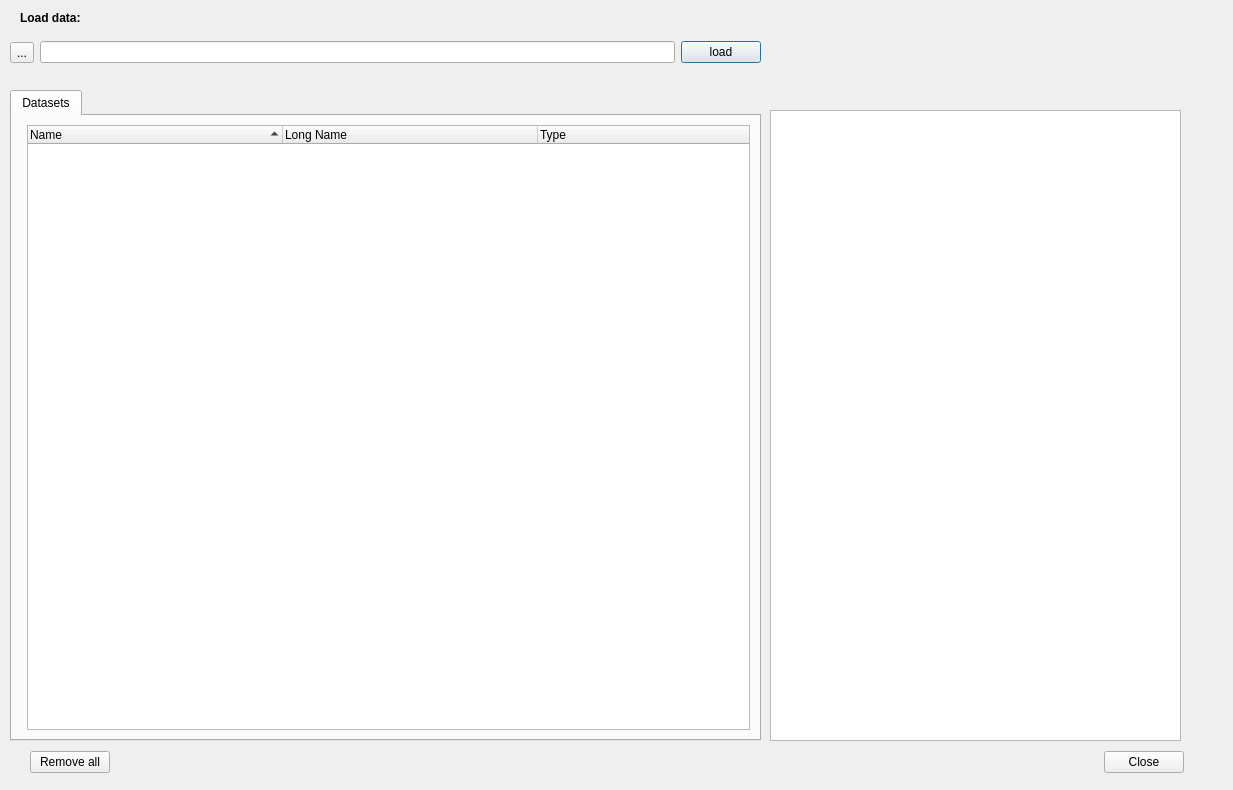
Before: the Qt Designer form netCDFVisualizer.ui in EBVcube/EBVCubeVisualizer, drawn with Qt 5.
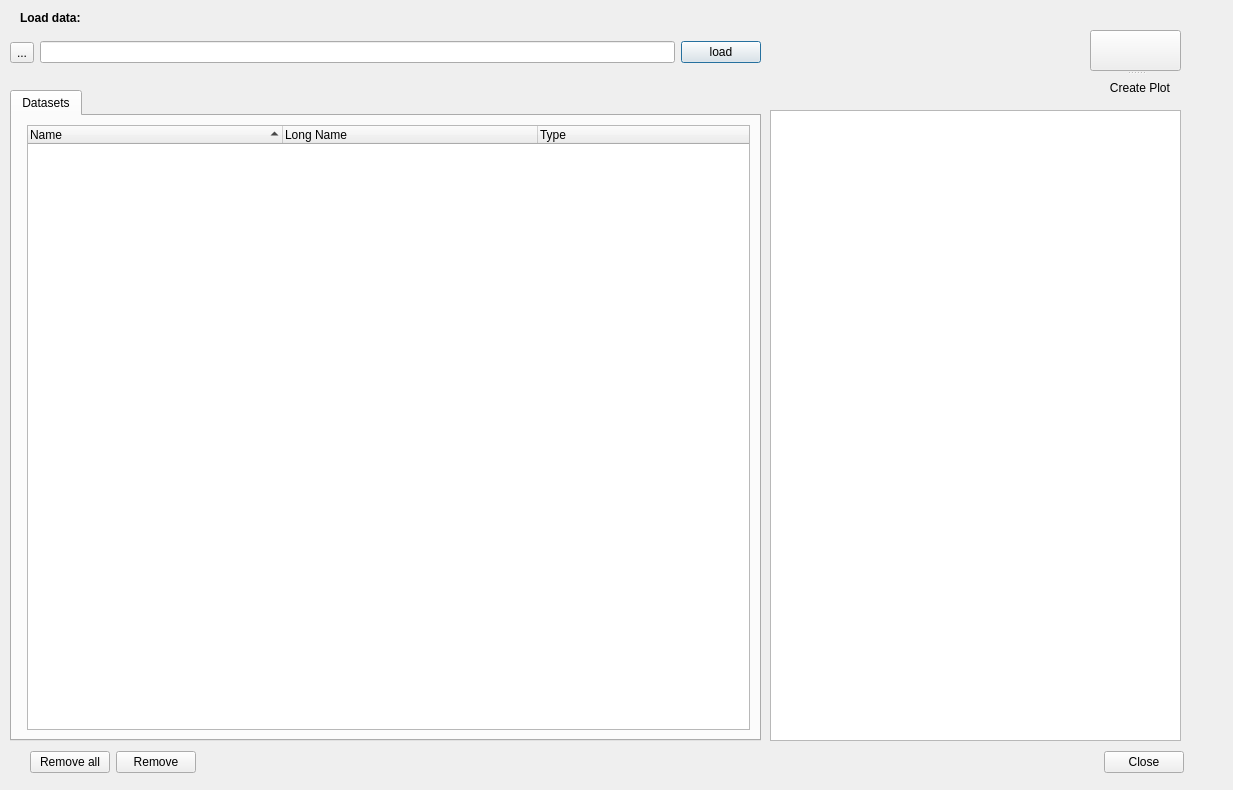
After: the same form once the commit is applied.

Commit message: button remove and generate Plot has been created

```diff
--- a/netCDFVisualizer.ui
+++ b/netCDFVisualizer.ui
@@ -183,7 +183,7 @@
     </item>
    </layout>
   </widget>
-  <widget class="QWidget" name="">
+  <widget class="QWidget" name="layoutWidget">
    <property name="geometry">
     <rect>
      <x>30</x>
@@ -200,6 +200,13 @@
       </property>
      </widget>
     </item>
+    <item>
+     <widget class="QPushButton" name="btn_remove_sel">
+      <property name="text">
+       <string>Remove</string>
+      </property>
+     </widget>
+    </item>
     <item>
      <spacer name="horizontalSpacer_3">
       <property name="orientation">
@@ -215,6 +222,29 @@
     </item>
    </layout>
   </widget>
+  <widget class="QSplitter" name="splitter">
+   <property name="geometry">
+    <rect>
+     <x>1090</x>
+     <y>30</y>
+     <width>91</width>
+     <height>71</height>
+    </rect>
+   </property>
+   <property name="orientation">
+    <enum>Qt::Vertical</enum>
+   </property>
+   <widget class="QPushButton" name="btn_plot">
+    <property name="text">
+     <string/>
+    </property>
+   </widget>
+   <widget class="QLabel" name="label">
+    <property name="text">
+     <string>      Create Plot</string>
+    </property>
+   </widget>
+  </widget>
  </widget>
  <resources/>
  <connections/>
```
